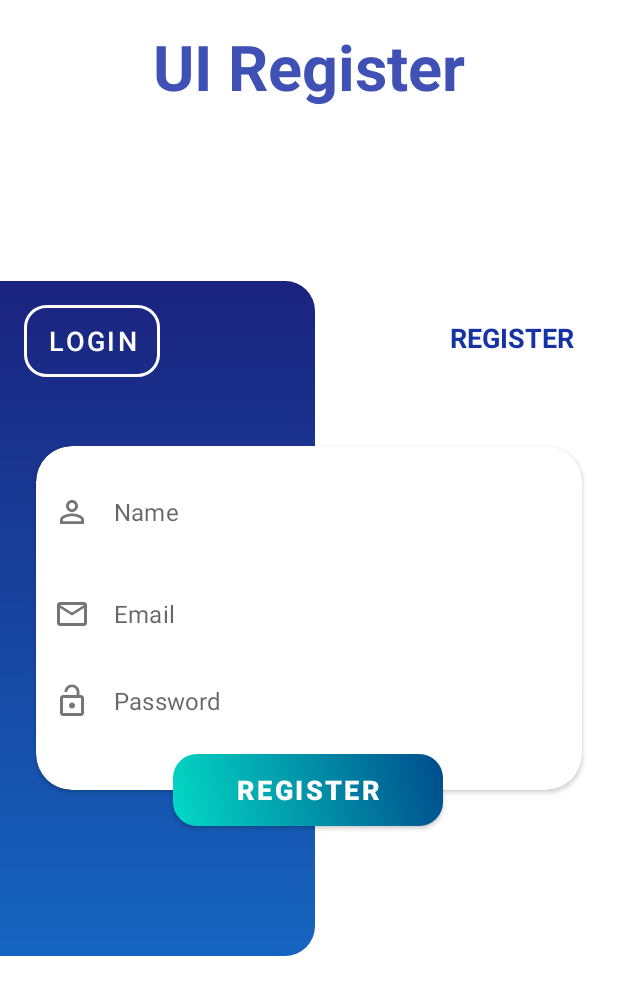
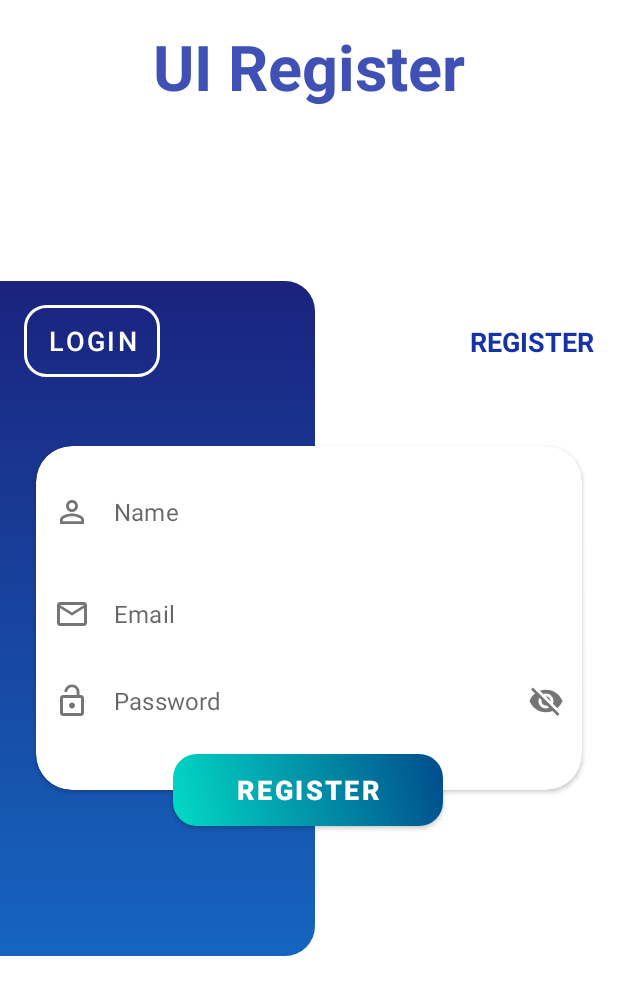
Before and after one commit to husen-hn/LogUI, an Android app: the RegisterActivity screen opened directly, with no data from a screen before it, on a phone screen of 412 x 824 dp. Shown: the top 995 px of the screen. Run offline under Robolectric (Android 15) with nearby library versions, the phone set to English and light mode, and no system bars.

Commit message:
password toggle

```diff
--- a/app/src/main/res/layout/activity_register.xml
+++ b/app/src/main/res/layout/activity_register.xml
@@ -6,7 +6,6 @@
     android:layout_width="match_parent"
     android:layout_height="match_parent"
     tools:context=".RegisterActivity">
-
 
     <!--    UI Register-->
     <TextView
@@ -49,6 +48,7 @@
             android:layout_width="wrap_content"
             android:layout_height="wrap_content"
             android:layout_marginStart="0dp"
+            android:layout_alignParentStart="true"
             android:background="@drawable/btn_top"
             android:paddingStart="16dp"
             android:paddingEnd="16dp"
@@ -60,10 +60,8 @@
             android:id="@+id/textView2"
             android:layout_width="wrap_content"
             android:layout_height="wrap_content"
-            android:layout_alignParentTop="true"
             android:layout_alignParentEnd="true"
-            android:layout_marginTop="9dp"
-            android:layout_marginEnd="13dp"
+            android:layout_marginTop="12dp"
             android:text="@string/register_upper_case"
             android:textColor="#1533A4"
             android:textSize="18sp"
@@ -132,27 +130,28 @@
             <com.google.android.material.textfield.TextInputLayout
                 android:layout_width="match_parent"
                 android:layout_height="wrap_content"
-                app:boxBackgroundMode="none"
+                android:drawablePadding="6dp"
                 android:paddingTop="10dp"
                 android:paddingBottom="35dp"
-                app:startIconDrawable="@drawable/ic_lock"
-                android:drawablePadding="6dp"
-                app:hintEnabled="false">
+                app:boxBackgroundMode="none"
+                app:hintEnabled="false"
+                app:passwordToggleEnabled="true"
+                app:startIconDrawable="@drawable/ic_lock">
 
                 <com.google.android.material.textfield.TextInputEditText
                     android:id="@+id/inputEditText2"
+                    android:layout_width="match_parent"
+                    android:layout_height="wrap_content"
                     android:hint="@string/password"
-                    android:padding="10dp"
                     android:inputType="textEmailAddress"
-                    android:layout_width="match_parent"
-                    android:layout_height="wrap_content"/>
+                    android:padding="10dp" />
 
             </com.google.android.material.textfield.TextInputLayout>
         </LinearLayout>
 
     </androidx.cardview.widget.CardView>
 
-    <!--    Login btn-->
+    <!--    Register btn-->
     <Button
         android:id="@+id/button"
         android:layout_width="180dp"
```
Also changed, not shown: app/src/main/res/layout/activity_login.xml (+8 -7 lines).
